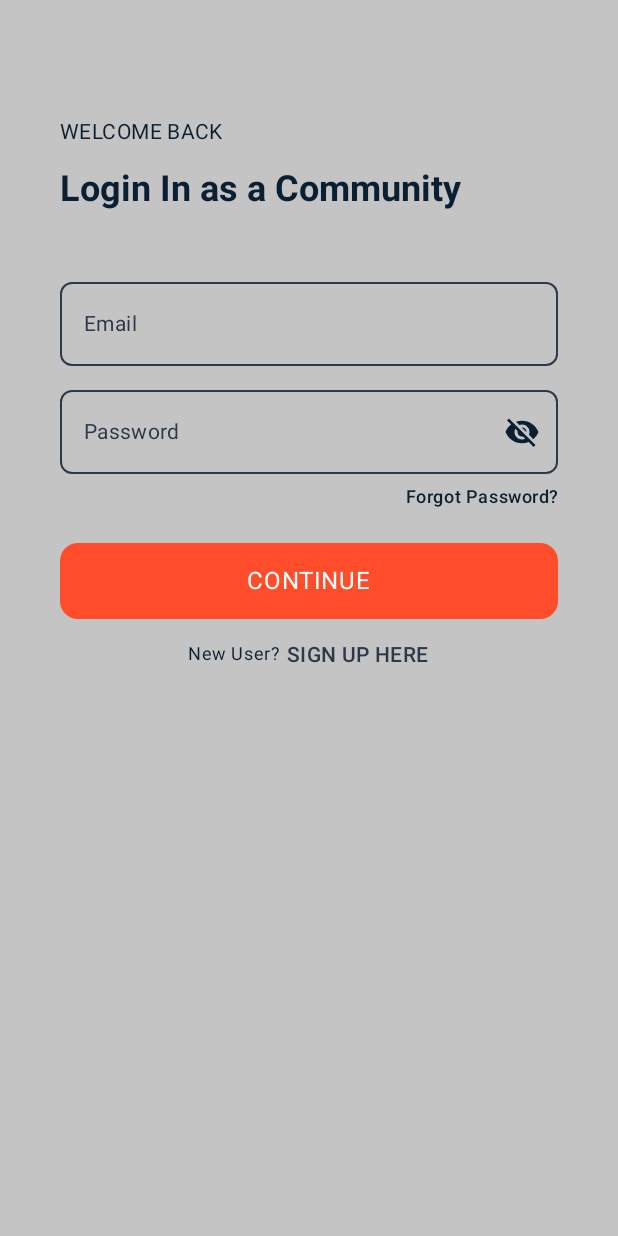
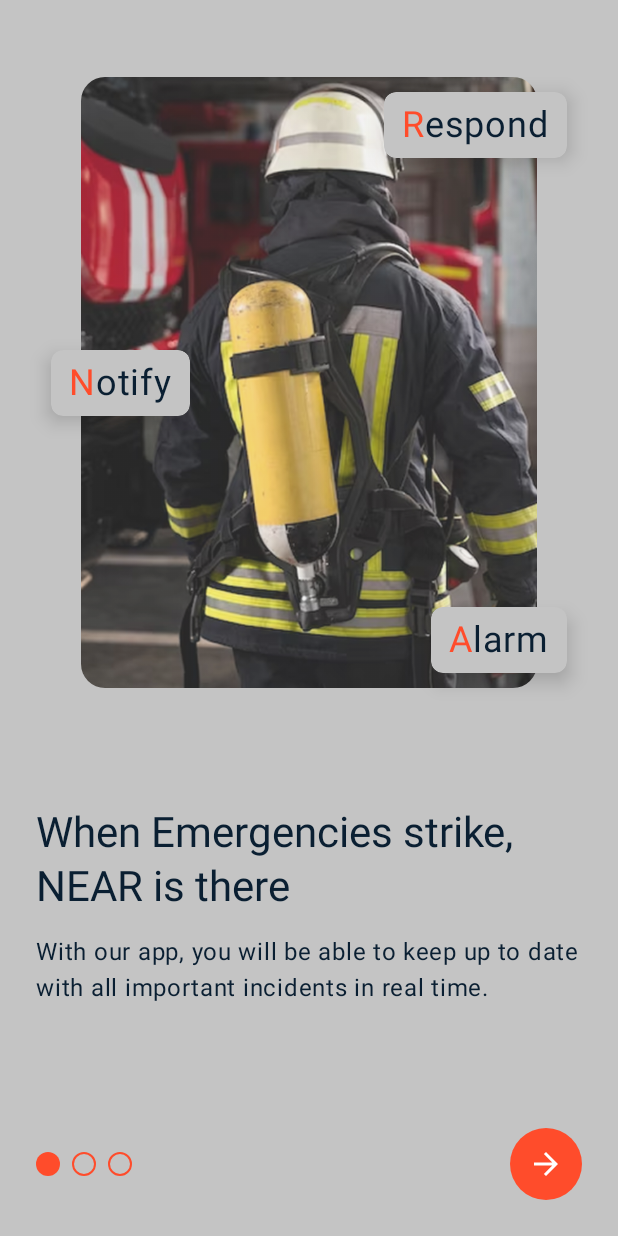
Before and after one commit to DmitriyVladarchuk/NEAR-Mobile, an Android app built with Jetpack Compose: the screen it shows after launch (MainActivity), on a phone screen of 412 x 824 dp. Run offline under Robolectric (Android 15) with nearby library versions, the phone set to English and light mode, and no system bars.

Commit message:
add basic onboarding screen and navigation

```diff
--- a/app/src/main/java/com/example/near/MainActivity.kt
+++ b/app/src/main/java/com/example/near/MainActivity.kt
@@ -9,9 +9,8 @@ import androidx.compose.foundation.layout.padding
 import androidx.compose.material3.Scaffold
 import androidx.compose.ui.Modifier
 import androidx.core.splashscreen.SplashScreen.Companion.installSplashScreen
-import com.example.near.ui.screens.auth.login.account.LoginAccountScreen
-import com.example.near.ui.screens.auth.login.community.LoginCommunityScreen
-import com.example.near.ui.screens.auth.signup.community.SignupCommunityScreen
+import com.example.near.ui.screens.navigation.MainNavGraph
+import com.example.near.ui.screens.navigation.Routes
 import com.example.near.ui.theme.CustomTheme
 import com.example.near.ui.theme.NEARTheme
 
@@ -28,19 +27,10 @@ class MainActivity : AppCompatActivity() {
                     containerColor = CustomTheme.colors.background,
                     modifier = Modifier.fillMaxSize()
                 ) { innerPadding ->
-//                    SignupAccount(modifier = Modifier.padding(innerPadding)) {
-//
-//                    }
-//                    LoginAccountScreen(modifier = Modifier.padding(innerPadding)) {
-//
-//                    }
-
-//                    SignupCommunityScreen(modifier = Modifier.padding(innerPadding)) {
-//
-//                    }
-                    LoginCommunityScreen(modifier = Modifier.padding(innerPadding)) {
-
-                    }
+                     MainNavGraph(
+                        modifier = Modifier.padding(innerPadding),
+                        startDestination = Routes.ONBOARDING
+                    )
                 }
             }
         }
--- a/app/src/main/java/com/example/near/ui/screens/auth/login/account/LoginAccountScreen.kt
+++ b/app/src/main/java/com/example/near/ui/screens/auth/login/account/LoginAccountScreen.kt
@@ -1,6 +1,5 @@
 package com.example.near.ui.screens.auth.login.account
 
-import androidx.compose.foundation.clickable
 import androidx.compose.foundation.layout.Arrangement
 import androidx.compose.foundation.layout.Column
 import androidx.compose.foundation.layout.fillMaxWidth
@@ -13,7 +12,6 @@ import androidx.compose.material.icons.filled.VisibilityOff
 import androidx.compose.material3.Icon
 import androidx.compose.material3.IconButton
 import androidx.compose.material3.OutlinedTextField
-import androidx.compose.material3.Text
 import androidx.compose.runtime.Composable
 import androidx.compose.runtime.getValue
 import androidx.compose.runtime.mutableStateOf
@@ -21,11 +19,9 @@ import androidx.compose.runtime.remember
 import androidx.compose.runtime.setValue
 import androidx.compose.ui.Modifier
 import androidx.compose.ui.res.stringResource
-import androidx.compose.ui.text.font.FontWeight
 import androidx.compose.ui.text.input.KeyboardType
 import androidx.compose.ui.text.input.PasswordVisualTransformation
 import androidx.compose.ui.text.input.VisualTransformation
-import androidx.compose.ui.text.style.TextAlign
 import androidx.compose.ui.unit.dp
 import androidx.lifecycle.viewmodel.compose.viewModel
 import com.example.near.R
--- /dev/null
+++ b/app/src/main/java/com/example/near/ui/screens/navigation/MainNavGraph.kt
@@ -0,0 +1,66 @@
+package com.example.near.ui.screens.navigation
+
+import androidx.compose.foundation.layout.fillMaxSize
+import androidx.compose.material3.Text
+import androidx.compose.runtime.Composable
+import androidx.compose.ui.Modifier
+import androidx.navigation.compose.NavHost
+import androidx.navigation.compose.composable
+import androidx.navigation.compose.rememberNavController
+import com.example.near.ui.screens.auth.login.account.LoginAccountScreen
+import com.example.near.ui.screens.auth.login.community.LoginCommunityScreen
+import com.example.near.ui.screens.auth.signup.account.SignupAccountScreen
+import com.example.near.ui.screens.auth.signup.community.SignupCommunityScreen
+import com.example.near.ui.screens.onboarding.OnboardingScreen
+
+@Composable
+fun MainNavGraph(
+    modifier: Modifier = Modifier,
+    startDestination: String = Routes.ONBOARDING
+) {
+    val navController = rememberNavController()
+
+    NavHost(
+        navController = navController,
+        startDestination = startDestination,
+        modifier = modifier
+    ) {
+        composable(Routes.ONBOARDING) {
+            OnboardingScreen(
+                modifier = modifier,
+                onAccountClick = { navController.navigate(Routes.SIGNUP_ACCOUNT) },
+                onCommunityClick = { navController.navigate(Routes.SIGNUP_COMMUNITY) }
+            )
+        }
+        composable(Routes.LOGIN_ACCOUNT) {
+            LoginAccountScreen(
+                modifier = modifier,
+                onSignUpClick = { navController.popBackStack() }
+            )
+        }
+        composable(Routes.SIGNUP_ACCOUNT) {
+            SignupAccountScreen(
+                modifier = modifier,
+                onLoginClick = { navController.navigate(Routes.LOGIN_ACCOUNT) },
+            )
+        }
+
+        composable(Routes.LOGIN_COMMUNITY) {
+            LoginCommunityScreen(
+                modifier = modifier,
+                onSignUpClick = { navController.popBackStack() }
+            )
+        }
+        composable(Routes.SIGNUP_COMMUNITY) {
+            SignupCommunityScreen(
+                modifier = modifier,
+                onLoginClick = { navController.navigate(Routes.LOGIN_COMMUNITY) },
+            )
+        }
+
+        // Main App (заглушка)
+        composable(Routes.MAIN) {
+            Text("Main Screen", modifier = Modifier.fillMaxSize())
+        }
+    }
+}
--- /dev/null
+++ b/app/src/main/java/com/example/near/ui/screens/onboarding/OnboardingScreen.kt
@@ -0,0 +1,151 @@
+package com.example.near.ui.screens.onboarding
+
+import androidx.compose.foundation.background
+import androidx.compose.foundation.border
+import androidx.compose.foundation.layout.Arrangement
+import androidx.compose.foundation.layout.Box
+import androidx.compose.foundation.layout.Column
+import androidx.compose.foundation.layout.Row
+import androidx.compose.foundation.layout.fillMaxSize
+import androidx.compose.foundation.layout.fillMaxWidth
+import androidx.compose.foundation.layout.padding
+import androidx.compose.foundation.layout.size
+import androidx.compose.foundation.pager.HorizontalPager
+import androidx.compose.foundation.pager.rememberPagerState
+import androidx.compose.foundation.shape.CircleShape
+import androidx.compose.material.icons.Icons
+import androidx.compose.material.icons.automirrored.filled.ArrowBack
+import androidx.compose.material.icons.automirrored.filled.ArrowForward
+import androidx.compose.material3.Icon
+import androidx.compose.material3.IconButton
+import androidx.compose.runtime.Composable
+import androidx.compose.runtime.rememberCoroutineScope
+import androidx.compose.ui.Alignment
+import androidx.compose.ui.Modifier
+import androidx.compose.ui.graphics.Color
+import androidx.compose.ui.unit.dp
+import com.example.near.ui.theme.CustomTheme
+import kotlinx.coroutines.launch
+
+@Composable
+fun OnboardingScreen(
+    modifier: Modifier = Modifier,
+    onAccountClick: () -> Unit = {},
+    onCommunityClick: () -> Unit = {}
+) {
+    val pagerState = rememberPagerState(pageCount = { 3 })
+    val coroutineScope = rememberCoroutineScope()
+
+    Column(
+        modifier = modifier
+            .fillMaxSize()
+            .background(CustomTheme.colors.background)
+    ) {
+        HorizontalPager(
+            state = pagerState,
+            modifier = Modifier.weight(1f)
+        ) { page ->
+            when (page) {
+                0 -> Step1Screen()
+                1 -> Step2Screen()
+                2 -> Step3Screen(onAccountClick = onAccountClick, onCommunityClick = onCommunityClick)
+            }
+        }
+
+        // Нижняя панель с индикаторами и кнопками
+        Row(
+            modifier = Modifier
+                .fillMaxWidth()
+                .padding(24.dp),
+            verticalAlignment = Alignment.CenterVertically,
+            horizontalArrangement = Arrangement.SpaceBetween
+        ) {
+            // Индикаторы (точки)
+            Row(
+                horizontalArrangement = Arrangement.spacedBy(8.dp)
+            ) {
+                repeat(3) { index ->
+                    Box(
+                        modifier = Modifier
+                            .size(16.dp)
+                            .background(
+                                color = if (pagerState.currentPage == index)
+                                    CustomTheme.colors.orange
+                                else
+                                    CustomTheme.colors.background.copy(alpha = 0.5f),
+                                shape = CircleShape
+                            )
+                            .border(
+                                width = 1.dp,
+                                color = if (pagerState.currentPage == index)
+                                    Color.Transparent
+                                else
+                                    CustomTheme.colors.orange,
+                                shape = CircleShape
+                            )
+                    )
+                }
+            }
+
+            // Кнопки навигации
+            Row(
+                horizontalArrangement = Arrangement.spacedBy(8.dp)
+            ) {
+                // Кнопка "Назад"
+                if (pagerState.currentPage > 0) {
+                    IconButton(
+                        onClick = {
+                            coroutineScope.launch {
+                                pagerState.animateScrollToPage(pagerState.currentPage - 1)
+                            }
+                        },
+                        modifier = Modifier
+                            .size(48.dp)
+                            .background(
+                                color = CustomTheme.colors.background,
+                                shape = CircleShape
+                            )
+                            .border(
+                                width = 1.dp,
+                                color = CustomTheme.colors.orange,
+                                shape = CircleShape
+                            )
+                    ) {
+                        Icon(
+                            imageVector = Icons.AutoMirrored.Filled.ArrowBack,
+                            contentDescription = "Back",
+                            tint = CustomTheme.colors.orange,
+                            modifier = Modifier.size(24.dp)
+                        )
+                    }
+                }
+
+                // Кнопка "Далее" или "Готово"
+                if (pagerState.currentPage < 2) {
+                    IconButton(
+                        onClick = {
+                            if (pagerState.currentPage < 2) {
+                                coroutineScope.launch {
+                                    pagerState.animateScrollToPage(pagerState.currentPage + 1)
+                                }
+                            }
+                        },
+                        modifier = Modifier
+                            .size(48.dp)
+                            .background(
+                                color = CustomTheme.colors.orange,
+                                shape = CircleShape
+                            )
+                    ) {
+                        Icon(
+                            imageVector = Icons.AutoMirrored.Filled.ArrowForward,
+                            contentDescription = "Next",
+                            tint = Color.White,
+                            modifier = Modifier.size(24.dp)
+                        )
+                    }
+                }
+            }
+        }
+    }
+}
--- /dev/null
+++ b/app/src/main/java/com/example/near/ui/screens/onboarding/Step1Screen.kt
@@ -0,0 +1,169 @@
+package com.example.near.ui.screens.onboarding
+
+import androidx.compose.foundation.Image
+import androidx.compose.foundation.background
+import androidx.compose.foundation.layout.Arrangement
+import androidx.compose.foundation.layout.Box
+import androidx.compose.foundation.layout.Column
+import androidx.compose.foundation.layout.fillMaxHeight
+import androidx.compose.foundation.layout.fillMaxSize
+import androidx.compose.foundation.layout.fillMaxWidth
+import androidx.compose.foundation.layout.offset
+import androidx.compose.foundation.layout.padding
+import androidx.compose.foundation.shape.RoundedCornerShape
+import androidx.compose.material3.Text
+import androidx.compose.runtime.Composable
+import androidx.compose.ui.Alignment
+import androidx.compose.ui.Modifier
+import androidx.compose.ui.draw.clip
+import androidx.compose.ui.draw.shadow
+import androidx.compose.ui.graphics.graphicsLayer
+import androidx.compose.ui.layout.ContentScale
+import androidx.compose.ui.res.painterResource
+import androidx.compose.ui.res.stringResource
+import androidx.compose.ui.text.SpanStyle
+import androidx.compose.ui.text.buildAnnotatedString
+import androidx.compose.ui.text.withStyle
+import androidx.compose.ui.tooling.preview.Preview
+import androidx.compose.ui.unit.dp
+import androidx.compose.ui.unit.sp
+import com.example.near.R
+import com.example.near.ui.theme.AppTypography
+import com.example.near.ui.theme.CustomTheme
+import com.example.near.ui.theme.NEARTheme
+
+@Composable
+fun Step1Screen() {
+    Column(
+        modifier = Modifier
+            .fillMaxSize()
+            .background(CustomTheme.colors.background),
+        verticalArrangement = Arrangement.SpaceBetween
+    ) {
+        // Изображение с текстовыми элементами (занимает 60% экрана)
+        Box(
+            modifier = Modifier
+                .weight(0.7f)
+                .fillMaxWidth()
+        ) {
+            ImageNear()
+        }
+
+        // Текстовый блок (занимает 40% экрана)
+        Column(
+            modifier = Modifier
+                .weight(0.3f)
+                .padding(horizontal = 24.dp)
+                .padding(bottom = 32.dp),
+            verticalArrangement = Arrangement.Center
+        ) {
+            InformationText()
+        }
+    }
+}
+
+@Composable
+private fun ImageNear() {
+    Box(
+        modifier = Modifier
+            .fillMaxSize()
+            .padding(horizontal = 16.dp),
+        contentAlignment = Alignment.Center
+    ) {
+        Box(
+            modifier = Modifier
+                .fillMaxWidth(0.8f)
+                .fillMaxHeight(0.8f)
+                .graphicsLayer(clip = false),
+            contentAlignment = Alignment.Center
+        ) {
+            Image(
+                painter = painterResource(R.drawable.unsplash1),
+                contentDescription = "",
+                contentScale = ContentScale.Crop,
+                modifier = Modifier
+                    .fillMaxSize()
+                    .clip(RoundedCornerShape(16.dp))
+            )
+
+            TextForImage(
+                text = stringResource(R.string.respond),
+                modifier = Modifier
+                    .align(Alignment.TopEnd)
+                    .offset(x = 20.dp, y = 10.dp)
+            )
+
+            TextForImage(
+                text = stringResource(R.string.notify),
+                modifier = Modifier
+                    .align(Alignment.CenterStart)
+                    .offset(x = (-20).dp)
+            )
+
+            TextForImage(
+                text = stringResource(R.string.alarm),
+                modifier = Modifier
+                    .align(Alignment.BottomEnd)
+                    .offset(x = 20.dp, y = (-10).dp)
+            )
+        }
+    }
+}
+
+@Composable
+private fun TextForImage(text: String, modifier: Modifier = Modifier) {
+    Box(
+        modifier = modifier
+            .shadow(
+                elevation = 8.dp,
+                shape = RoundedCornerShape(8.dp),
+                clip = true
+            )
+            .background(
+                color = CustomTheme.colors.background,
+                shape = RoundedCornerShape(8.dp)
+            )
+            .padding(horizontal = 12.dp, vertical = 8.dp)
+    ) {
+        val firstChar = text.take(1)
+        val remainingChars = text.drop(1)
+
+        Text(
+            text = buildAnnotatedString {
+                withStyle(style = SpanStyle(color = CustomTheme.colors.orange)) {
+                    append(firstChar)
+                }
+                append(remainingChars)
+            },
+            style = AppTypography.bodyMedium,
+            fontSize = 24.sp,
+            color = CustomTheme.colors.content
+        )
+    }
+}
+
+@Composable
+private fun InformationText() {
+    Column(
+        verticalArrangement = Arrangement.spacedBy(16.dp)
+    ) {
+        Text(
+            text = stringResource(R.string.title_text_onboarding),
+            style = AppTypography.headlineMedium,
+            color = CustomTheme.colors.content
+        )
+        Text(
+            text = stringResource(R.string.text_onboarding1),
+            style = AppTypography.bodyMedium,
+            color = CustomTheme.colors.content
+        )
+    }
+}
+
+@Preview(showBackground = true, showSystemUi = true)
+@Composable
+private fun TestStep1Screen() {
+    NEARTheme {
+        Step1Screen()
+    }
+}
--- a/app/src/main/res/values/strings.xml
+++ b/app/src/main/res/values/strings.xml
@@ -38,4 +38,17 @@
 
     <string name="invalid_date">Invalid date</string>
 
+    <!-- Onboarding -->
+
+    <string name="title_text_onboarding">When Emergencies strike, NEAR is there</string>
+    <string name="text_onboarding1">With our app, you will be able to keep up to date with all important incidents in real time.</string>
+    <string name="text_onboarding2">A personal account will allow you to create and send notification templates to your friends and family. You will be able to subscribe to community accounts to receive important emergency notifications from them.</string>
+
+    <string name="respond">Respond</string>
+    <string name="notify">Notify</string>
+    <string name="alarm">Alarm</string>
+
+    <string name="start_using">Start using</string>
+
+
 </resources>
```
Also changed, not shown: app/src/main/java/com/example/near/ui/screens/MainScreen.kt (added, +7 -0 lines), app/src/main/java/com/example/near/ui/screens/navigation/Routes.kt (added, +10 -0 lines), app/src/main/java/com/example/near/ui/screens/onboarding/Step2Screen.kt (added, +7 -0 lines), app/src/main/java/com/example/near/ui/screens/onboarding/Step3Screen.kt (added, +141 -0 lines), app/src/main/res/drawable/near_community_small.png (added), app/src/main/res/drawable/near_user.png (added), app/src/main/res/drawable/unsplash1.png (added).
